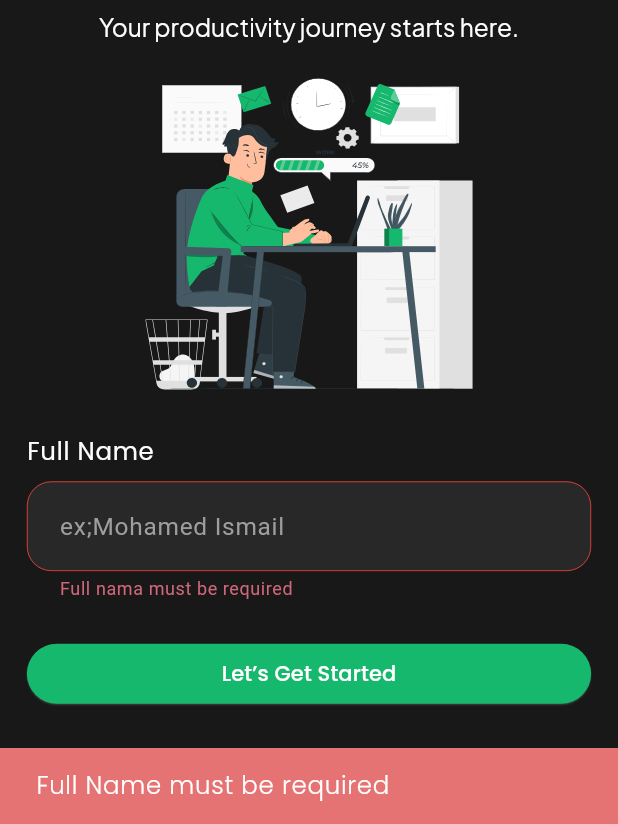
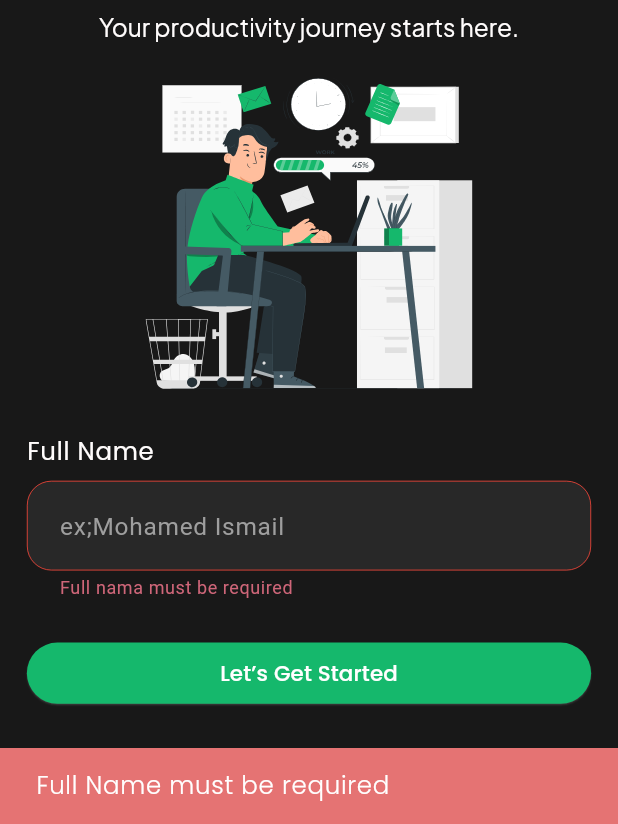
Before and after one commit to mohameddefalaa/TaskyApp, a Flutter app: the screen it shows after launch, after a tap on "Let’s Get Started", on a phone screen of 412 x 824 dp, the part 412-1236 px from its top. Run offline on Flutter 3.47's test engine with Material 3 defaults, Android fonts, the phone set to English and light mode, and no system bars; our stand-ins replace flutter_screenutil, flutter_svg, google_fonts, image_picker, percent_indicator, shared_preferences.

Commit message:
refactor: replace hard-coded values with AppSize constants for improved responsiveness

```diff
--- a/lib/Features/Tasks/tasks_controller.dart
+++ b/lib/Features/Tasks/tasks_controller.dart
@@ -52,6 +52,7 @@ class TasksController with ChangeNotifier {
     _saveTasks();
 
     notifyListeners();
+    calculatepercentage();
   }
 
   void refreshTasks() {
--- a/lib/Features/Welcome/welcome_screen.dart
+++ b/lib/Features/Welcome/welcome_screen.dart
@@ -6,7 +6,7 @@ import 'package:protofilio/core/constants/storge_key.dart';
 import 'package:protofilio/core/services/perfrence_manager.dart';
 import 'package:protofilio/core/widgets/custome_button.dart';
 import 'package:protofilio/Features/Home/components/custome_svg.dart';
-import 'package:flutter_screenutil/flutter_screenutil.dart';
+import 'package:protofilio/core/constants/app_size.dart';
 
 class WelcomeScreen extends StatefulWidget {
   const WelcomeScreen({super.key});
@@ -42,7 +42,10 @@ class _WelcomeScreenState extends State<WelcomeScreen> {
       child: Scaffold(
         resizeToAvoidBottomInset: true,
         body: Padding(
-          padding: EdgeInsets.symmetric(vertical: 8.dg, horizontal: 16.dg),
+          padding: EdgeInsets.symmetric(
+            vertical: AppSize.dg8,
+            horizontal: AppSize.dg16,
+          ),
           child: SingleChildScrollView(
             child: Form(
               key: _namekey,
@@ -59,14 +62,14 @@ class _WelcomeScreenState extends State<WelcomeScreen> {
                       // ),
                       CustomeSvg(
                         path: 'assets/images/AppLogo.svg',
-                        height: 42.h,
-                        width: 42.w,
+                        height: AppSize.h40 + AppSize.h4 * 0.5,
+                        width: AppSize.w40 + AppSize.w4 * 0.5,
                       ),
-                      SizedBox(width: 16.w),
+                      SizedBox(width: AppSize.w16),
                       Text("Tasky", style: TextTheme.of(context).displayMedium),
                     ],
                   ),
-                  SizedBox(height: 108.h),
+                  SizedBox(height: AppSize.h40 * 2.7),
                   Row(
                     mainAxisAlignment: MainAxisAlignment.center,
                     children: [
@@ -76,25 +79,25 @@ class _WelcomeScreenState extends State<WelcomeScreen> {
                       ),
                       CustomeSvg.withoutcolor(
                         path: "assets/images/waving-hand.svg",
-                        height: 28.h,
-                        width: 28.w,
+                        height: AppSize.h28,
+                        width: AppSize.w28,
                       ),
                     ],
                   ),
-                  SizedBox(height: 8.h),
+                  SizedBox(height: AppSize.h8),
                   Text(
                     "Your productivity journey starts here.",
                     style: TextTheme.of(
                       context,
-                    ).displaySmall!.copyWith(fontSize: 16.sp),
+                    ).displaySmall!.copyWith(fontSize: AppSize.sp16),
                   ),
-                  SizedBox(height: 24.h),
+                  SizedBox(height: AppSize.h24),
                   SvgPicture.asset(
                     "assets/images/pana.svg",
-                    height: 204.39.h,
-                    width: 215.w,
+                    height: AppSize.h40 * 5.1,
+                    width: AppSize.w40 * 5.375,
                   ),
-                  SizedBox(height: 28.h),
+                  SizedBox(height: AppSize.h28),
                   Align(
                     alignment: AlignmentGeometry.centerLeft,
                     child: Text(
@@ -102,7 +105,7 @@ class _WelcomeScreenState extends State<WelcomeScreen> {
                       style: TextTheme.of(context).titleMedium,
                     ),
                   ),
-                  SizedBox(height: 8.h),
+                  SizedBox(height: AppSize.h8),
 
                   TextFormField(
                     decoration: InputDecoration(hintText: 'ex;Mohamed Ismail'),
@@ -114,7 +117,7 @@ class _WelcomeScreenState extends State<WelcomeScreen> {
                     },
                     controller: nameController,
                   ),
-                  SizedBox(height: 24.h),
+                  SizedBox(height: AppSize.h24),
                   CustomeButton(
                     icon: SizedBox(),
                     title: 'Let’s Get Started',
@@ -142,7 +145,7 @@ class _WelcomeScreenState extends State<WelcomeScreen> {
                               style: TextStyle(
                                 color: Colors.white,
                                 fontWeight: FontWeight.w300,
-                                fontSize: 16.sp,
+                                fontSize: AppSize.sp16,
                               ),
                             ),
                           ),
--- a/lib/core/widgets/custome_button.dart
+++ b/lib/core/widgets/custome_button.dart
@@ -1,6 +1,7 @@
 import 'package:flutter/material.dart';
 import 'package:google_fonts/google_fonts.dart';
 import 'package:protofilio/theme/colors.dart';
+import 'package:protofilio/core/constants/app_size.dart';
 
 class CustomeButton extends StatelessWidget {
   const CustomeButton({
@@ -18,7 +19,7 @@ class CustomeButton extends StatelessWidget {
       style: ElevatedButton.styleFrom(
         elevation: .5,
         shadowColor: Colors.grey,
-        fixedSize: Size(MediaQuery.of(context).size.width, 40),
+        fixedSize: Size(MediaQuery.of(context).size.width, AppSize.h40),
         foregroundColor: Colors.white,
         backgroundColor: AppColor.primaryColor,
       ),
@@ -26,7 +27,10 @@ class CustomeButton extends StatelessWidget {
       icon: icon,
       label: Text(
         title,
-        style: GoogleFonts.poppins(fontSize: 14, fontWeight: FontWeight.w500),
+        style: GoogleFonts.poppins(
+          fontSize: AppSize.sp14,
+          fontWeight: FontWeight.w500,
+        ),
       ),
     );
   }
--- a/lib/core/widgets/custome_text_filed.dart
+++ b/lib/core/widgets/custome_text_filed.dart
@@ -1,6 +1,6 @@
 import 'package:flutter/material.dart';
 import 'package:google_fonts/google_fonts.dart';
-import 'package:protofilio/theme/colors.dart';
+import 'package:protofilio/core/constants/app_size.dart';
 
 class CustomeTextFiled extends StatelessWidget {
   const CustomeTextFiled({
@@ -25,7 +25,7 @@ class CustomeTextFiled extends StatelessWidget {
       crossAxisAlignment: CrossAxisAlignment.start,
       children: [
         Text(title, style: TextTheme.of(context).titleMedium),
-        const SizedBox(height: 16),
+        SizedBox(height: AppSize.h16),
         TextFormField(
           maxLines: maxlins,
           minLines: minlins,
```
Also changed, not shown: lib/Features/Profile/Profile_Screen.dart (+18 -17 lines), lib/Features/Tasks/cpmpleated_screen.dart (+9 -2 lines), lib/Features/Tasks/high_periority_tasks.dart (+12 -4 lines).
